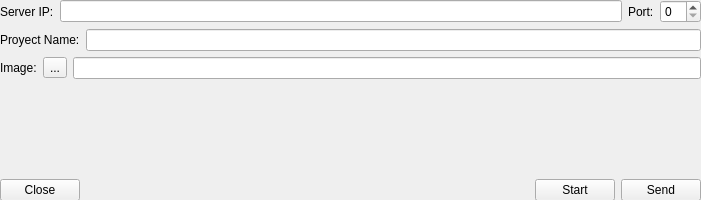
Before: the Qt Designer form svcon.ui in feichay10/Cliente-Proyecto-Final-SOA, drawn with Qt 5.
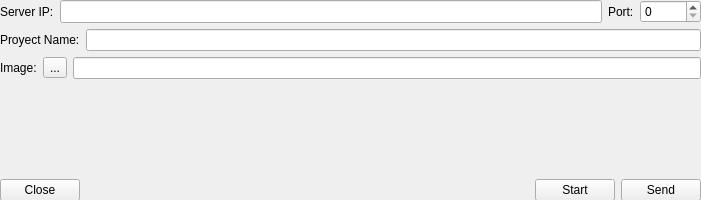
After: the same form once the commit is applied.

Patch:
```diff
--- a/svcon.ui
+++ b/svcon.ui
@@ -25,7 +25,7 @@
   <property name="windowTitle">
    <string>Server to Connection</string>
   </property>
-  <widget class="QWidget" name="">
+  <widget class="QWidget" name="layoutWidget">
    <property name="geometry">
     <rect>
      <x>0</x>
@@ -47,7 +47,17 @@
          </widget>
         </item>
         <item>
-         <widget class="QLineEdit" name="lineEdit"/>
+         <widget class="QLineEdit" name="lineEdit_ServerIP">
+          <property name="maximumSize">
+           <size>
+            <width>16777215</width>
+            <height>16777212</height>
+           </size>
+          </property>
+          <property name="maxLength">
+           <number>15</number>
+          </property>
+         </widget>
         </item>
         <item>
          <widget class="QLabel" name="label_4">
@@ -57,7 +67,11 @@
          </widget>
         </item>
         <item>
-         <widget class="QSpinBox" name="spinBox"/>
+         <widget class="QSpinBox" name="spinBox_port">
+          <property name="maximum">
+           <number>65535</number>
+          </property>
+         </widget>
         </item>
        </layout>
       </item>
```
Left out of the diff: 17 changed lines with no effect on the pictures.
